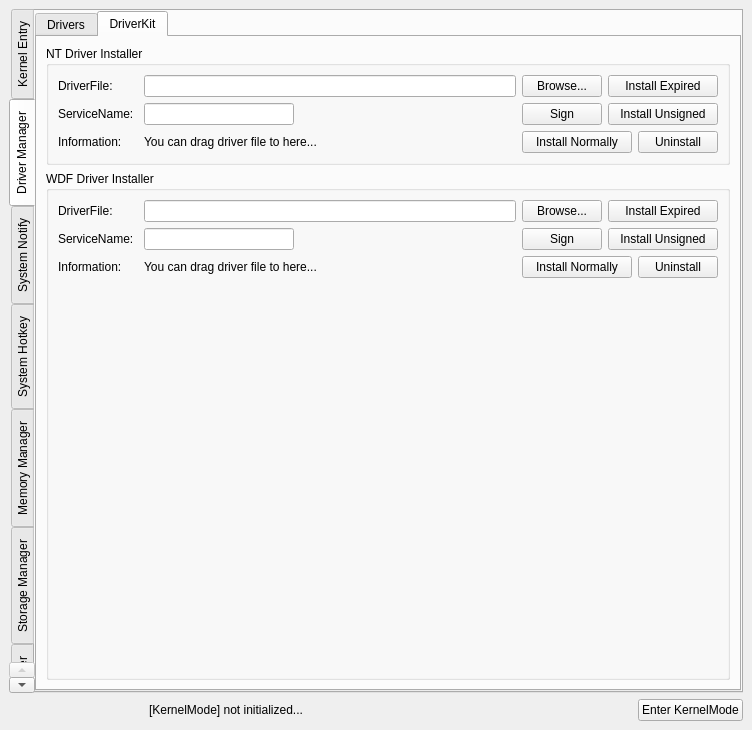
BlackINT3/OpenArk, file src/OpenArk/ui/kernel.ui: the form before one commit.
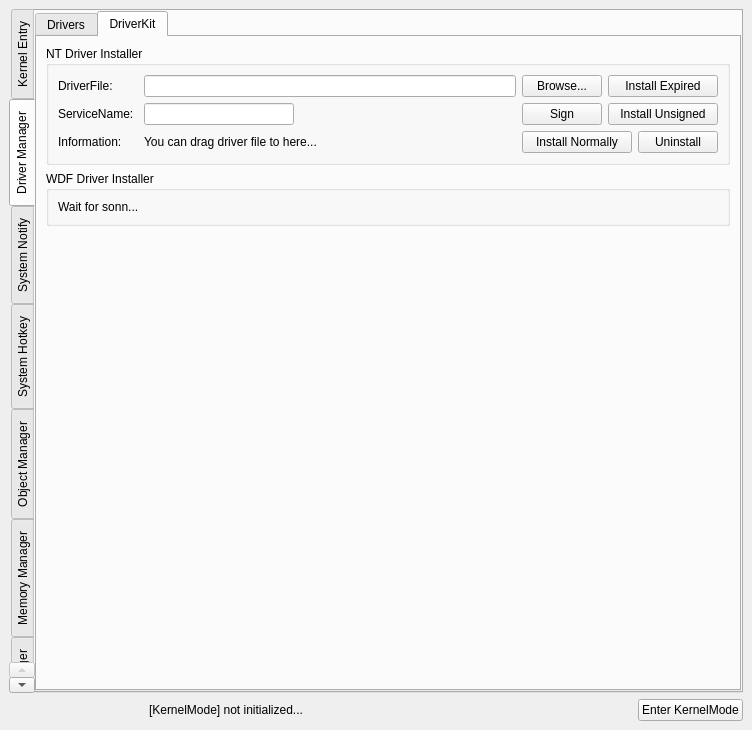
The form after the commit. The open tabs and pages were chosen to show the change.

Commit message: Add kernel storage filter ui

```diff
--- a/src/OpenArk/ui/kernel.ui
+++ b/src/OpenArk/ui/kernel.ui
@@ -460,7 +460,10 @@
             </widget>
            </item>
            <item>
-            <widget class="QGroupBox" name="groupBox_10">
+            <widget class="QGroupBox" name="groupWDF">
+             <property name="enabled">
+              <bool>true</bool>
+             </property>
              <property name="sizePolicy">
               <sizepolicy hsizetype="Expanding" vsizetype="Preferred">
                <horstretch>0</horstretch>
@@ -469,232 +472,55 @@
              </property>
              <property name="minimumSize">
               <size>
-               <width>150</width>
+               <width>0</width>
                <height>0</height>
               </size>
              </property>
              <property name="acceptDrops">
               <bool>true</bool>
              </property>
+             <property name="styleSheet">
+              <string notr="true"/>
+             </property>
              <property name="title">
               <string>WDF Driver Installer</string>
              </property>
              <layout class="QVBoxLayout" name="verticalLayout_11">
               <item>
-               <layout class="QHBoxLayout" name="horizontalLayout_14">
-                <item>
-                 <widget class="QLabel" name="label_11">
-                  <property name="sizePolicy">
-                   <sizepolicy hsizetype="Fixed" vsizetype="Preferred">
-                    <horstretch>0</horstretch>
-                    <verstretch>0</verstretch>
-                   </sizepolicy>
-                  </property>
-                  <property name="minimumSize">
-                   <size>
-                    <width>80</width>
-                    <height>0</height>
-                   </size>
-                  </property>
-                  <property name="text">
-                   <string>DriverFile:</string>
-                  </property>
-                 </widget>
-                </item>
-                <item>
-                 <widget class="QLineEdit" name="driverFileEdit_4"/>
-                </item>
-                <item>
-                 <widget class="QPushButton" name="browseBtn_4">
-                  <property name="text">
-                   <string>Browse...</string>
-                  </property>
-                 </widget>
-                </item>
-                <item>
-                 <widget class="QPushButton" name="installExpiredBtn_4">
-                  <property name="sizePolicy">
-                   <sizepolicy hsizetype="Fixed" vsizetype="Fixed">
-                    <horstretch>0</horstretch>
-                    <verstretch>0</verstretch>
-                   </sizepolicy>
-                  </property>
-                  <property name="minimumSize">
-                   <size>
-                    <width>110</width>
-                    <height>0</height>
-                   </size>
-                  </property>
-                  <property name="text">
-                   <string>Install Expired</string>
-                  </property>
-                 </widget>
-                </item>
-               </layout>
-              </item>
-              <item>
-               <layout class="QHBoxLayout" name="horizontalLayout_15">
-                <item>
-                 <widget class="QLabel" name="label_12">
-                  <property name="sizePolicy">
-                   <sizepolicy hsizetype="Fixed" vsizetype="Preferred">
-                    <horstretch>0</horstretch>
-                    <verstretch>0</verstretch>
-                   </sizepolicy>
-                  </property>
-                  <property name="minimumSize">
-                   <size>
-                    <width>80</width>
-                    <height>0</height>
-                   </size>
-                  </property>
-                  <property name="text">
-                   <string>ServiceName:</string>
-                  </property>
-                 </widget>
-                </item>
-                <item>
-                 <widget class="QLineEdit" name="serviceEdit_4">
-                  <property name="sizePolicy">
-                   <sizepolicy hsizetype="Fixed" vsizetype="Fixed">
-                    <horstretch>0</horstretch>
-                    <verstretch>0</verstretch>
-                   </sizepolicy>
-                  </property>
-                  <property name="minimumSize">
-                   <size>
-                    <width>150</width>
-                    <height>0</height>
-                   </size>
-                  </property>
-                 </widget>
-                </item>
-                <item>
-                 <spacer name="horizontalSpacer_8">
-                  <property name="orientation">
-                   <enum>Qt::Horizontal</enum>
-                  </property>
-                  <property name="sizeHint" stdset="0">
-                   <size>
-                    <width>40</width>
-                    <height>20</height>
-                   </size>
-                  </property>
-                 </spacer>
-                </item>
-                <item>
-                 <widget class="QPushButton" name="signBtn_4">
-                  <property name="text">
-                   <string>Sign</string>
-                  </property>
-                 </widget>
-                </item>
-                <item>
-                 <widget class="QPushButton" name="installUnsignedBtn_4">
-                  <property name="sizePolicy">
-                   <sizepolicy hsizetype="Fixed" vsizetype="Fixed">
-                    <horstretch>0</horstretch>
-                    <verstretch>0</verstretch>
-                   </sizepolicy>
-                  </property>
-                  <property name="minimumSize">
-                   <size>
-                    <width>110</width>
-                    <height>0</height>
-                   </size>
-                  </property>
-                  <property name="text">
-                   <string>Install Unsigned</string>
-                  </property>
-                 </widget>
-                </item>
-               </layout>
-              </item>
-              <item>
-               <layout class="QHBoxLayout" name="horizontalLayout_16">
-                <item>
-                 <widget class="QLabel" name="label_13">
-                  <property name="sizePolicy">
-                   <sizepolicy hsizetype="Fixed" vsizetype="Preferred">
-                    <horstretch>0</horstretch>
-                    <verstretch>0</verstretch>
-                   </sizepolicy>
-                  </property>
-                  <property name="minimumSize">
-                   <size>
-                    <width>80</width>
-                    <height>0</height>
-                   </size>
-                  </property>
-                  <property name="text">
-                   <string>Information:</string>
-                  </property>
-                 </widget>
-                </item>
-                <item>
-                 <widget class="QLabel" name="infoLabel_4">
-                  <property name="text">
-                   <string>You can drag driver file to here...</string>
-                  </property>
-                 </widget>
-                </item>
-                <item>
-                 <spacer name="horizontalSpacer_9">
-                  <property name="orientation">
-                   <enum>Qt::Horizontal</enum>
-                  </property>
-                  <property name="sizeHint" stdset="0">
-                   <size>
-                    <width>40</width>
-                    <height>20</height>
-                   </size>
-                  </property>
-                 </spacer>
-                </item>
-                <item>
-                 <widget class="QPushButton" name="installNormallyBtn_4">
-                  <property name="sizePolicy">
-                   <sizepolicy hsizetype="Fixed" vsizetype="Fixed">
-                    <horstretch>0</horstretch>
-                    <verstretch>0</verstretch>
-                   </sizepolicy>
-                  </property>
-                  <property name="minimumSize">
-                   <size>
-                    <width>110</width>
-                    <height>0</height>
-                   </size>
-                  </property>
-                  <property name="text">
-                   <string>Install Normally</string>
-                  </property>
-                 </widget>
-                </item>
-                <item>
-                 <widget class="QPushButton" name="uninstallBtn_4">
-                  <property name="text">
-                   <string>Uninstall</string>
-                  </property>
-                 </widget>
-                </item>
-               </layout>
-              </item>
-              <item>
-               <spacer name="verticalSpacer_2">
-                <property name="orientation">
-                 <enum>Qt::Vertical</enum>
+               <widget class="QLabel" name="label_11">
+                <property name="sizePolicy">
+                 <sizepolicy hsizetype="Fixed" vsizetype="Preferred">
+                  <horstretch>0</horstretch>
+                  <verstretch>0</verstretch>
+                 </sizepolicy>
                 </property>
-                <property name="sizeHint" stdset="0">
+                <property name="minimumSize">
                  <size>
-                  <width>20</width>
-                  <height>379</height>
+                  <width>0</width>
+                  <height>0</height>
                  </size>
                 </property>
-               </spacer>
+                <property name="text">
+                 <string>Wait for sonn...</string>
+                </property>
+               </widget>
               </item>
              </layout>
             </widget>
            </item>
+           <item>
+            <spacer name="verticalSpacer_2">
+             <property name="orientation">
+              <enum>Qt::Vertical</enum>
+             </property>
+             <property name="sizeHint" stdset="0">
+              <size>
+               <width>20</width>
+               <height>379</height>
+              </size>
+             </property>
+            </spacer>
+           </item>
           </layout>
          </widget>
         </widget>
@@ -764,6 +590,11 @@
        </item>
       </layout>
      </widget>
+     <widget class="QWidget" name="tabObject">
+      <attribute name="title">
+       <string>Object Manager</string>
+      </attribute>
+     </widget>
      <widget class="QWidget" name="tab_2">
       <attribute name="title">
        <string>Memory Manager</string>
```
Left out of the diff: 162 changed lines with no effect on the pictures. The commit also changes 7 other files.
